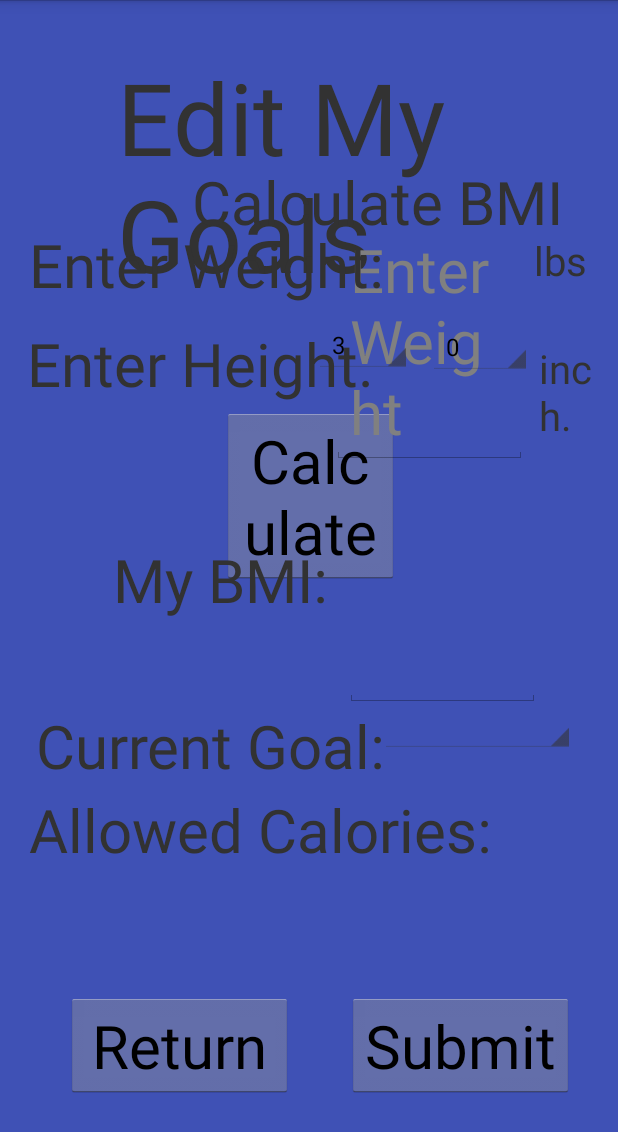
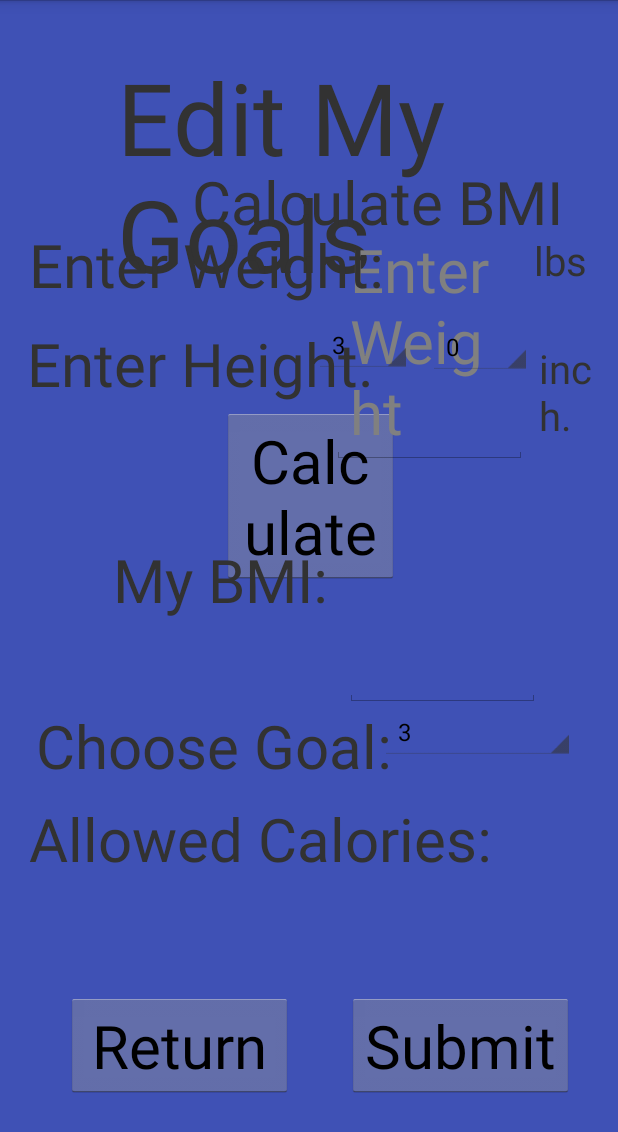
Before and after one commit to JasmineRobbie/Senior-Design-Deal-A-Meal, an Android app: the EditMyGoals screen opened directly, with no data from a screen before it, on a phone screen of 412 x 824 dp. Shown: the top 1132 px of the screen. Run offline under Robolectric (Android 15) with nearby library versions, the phone set to English and light mode, and no system bars.

Commit message:
Added goals spinner

```diff
--- a/app/src/main/java/com/NeuralNet/AzureCloud/EditMyGoals.java
+++ b/app/src/main/java/com/NeuralNet/AzureCloud/EditMyGoals.java
@@ -29,11 +29,12 @@ public class EditMyGoals extends Activity implements OnItemSelectedListener{
     Button editMyGoalsReturnBtn, calculateBMIbtn;
     EditText myWeightEditInput;
     TextView myNewCalculatedBMI;
-    Spinner myHeightFeetInput, myHeightInchesInput;
+    Spinner myHeightFeetInput, myHeightInchesInput, chooseGoalInput;
     double userHeight, userWeight, calculatedBMI;
 
     List<String> heightInFeet = new ArrayList<String>();
     List<String> heightInInches = new ArrayList<String>();
+    List<String> goals = new ArrayList<String>();
 
     @Override
     protected void onCreate(Bundle savedInstanceState) {
@@ -48,9 +49,11 @@ public class EditMyGoals extends Activity implements OnItemSelectedListener{
         //Spinner declaration
         myHeightFeetInput = findViewById(R.id.myHeightFeetInput);
         myHeightInchesInput = findViewById(R.id.myHeightInchesInput);
+        chooseGoalInput = findViewById(R.id.chooseGoalInput);
 
         myHeightFeetInput.setOnItemSelectedListener(this);
         myHeightInchesInput.setOnItemSelectedListener(this);
+        chooseGoalInput.setOnItemSelectedListener(this);
 
         // Spinner Drop down elements
         heightInFeet.add("3");
@@ -71,17 +74,30 @@ public class EditMyGoals extends Activity implements OnItemSelectedListener{
         heightInInches.add("10");
         heightInInches.add("11");
 
+        goals.add("3");
+        goals.add("4");
+        goals.add("5");
+        goals.add("6");
+        goals.add("7");
+        goals.add("8");
+        goals.add("9");
+        goals.add("10");
+        goals.add("11");
+
         // Creating adapter for spinner
         ArrayAdapter<String> dataAdapter = new ArrayAdapter<String>(this, android.R.layout.simple_spinner_item, heightInFeet);
         ArrayAdapter<String> dataAdapter2 = new ArrayAdapter<String>(this, android.R.layout.simple_spinner_item, heightInInches);
+        ArrayAdapter<String> dataAdapter3 = new ArrayAdapter<String>(this, android.R.layout.simple_spinner_item, goals);
 
         // Drop down layout style - list view with radio button
         dataAdapter.setDropDownViewResource(android.R.layout.simple_spinner_dropdown_item);
         dataAdapter2.setDropDownViewResource(android.R.layout.simple_spinner_dropdown_item);
+        dataAdapter3.setDropDownViewResource(android.R.layout.simple_spinner_dropdown_item);
 
         // attaching data adapter to spinner
         myHeightFeetInput.setAdapter(dataAdapter);
         myHeightInchesInput.setAdapter(dataAdapter2);
+        chooseGoalInput.setAdapter(dataAdapter3);
 
         //Return button
         calculateBMIbtn.setOnClickListener(new View.OnClickListener() {
--- a/app/src/main/res/layout/edit_my_goals.xml
+++ b/app/src/main/res/layout/edit_my_goals.xml
@@ -73,19 +73,6 @@
         android:textSize="60px" />
 
     <TextView
-        android:id="@+id/allowedCaloriesEditText"
-        android:layout_width="130dp"
-        android:layout_height="wrap_content"
-        android:layout_alignParentStart="true"
-        android:layout_alignParentLeft="true"
-        android:layout_alignParentTop="true"
-        android:layout_marginStart="249dp"
-        android:layout_marginLeft="249dp"
-        android:layout_marginTop="524dp"
-        android:text=" "
-        android:textSize="60px" />
-
-    <TextView
         android:id="@+id/allowedCalories"
         android:layout_width="wrap_content"
         android:layout_height="wrap_content"
@@ -94,8 +81,21 @@
         android:layout_alignParentTop="true"
         android:layout_marginStart="19dp"
         android:layout_marginLeft="19dp"
-        android:layout_marginTop="526dp"
+        android:layout_marginTop="532dp"
         android:text="Allowed Calories: "
+        android:textSize="60px" />
+
+    <TextView
+        android:id="@+id/allowedCaloriesUpdatedText"
+        android:layout_width="130dp"
+        android:layout_height="wrap_content"
+        android:layout_alignParentStart="true"
+        android:layout_alignParentLeft="true"
+        android:layout_alignParentTop="true"
+        android:layout_marginStart="252dp"
+        android:layout_marginLeft="252dp"
+        android:layout_marginTop="531dp"
+        android:text=" "
         android:textSize="60px" />
 
     <EditText
@@ -186,7 +186,7 @@
         android:textSize="60px" />
 
     <TextView
-        android:id="@+id/currentGoal"
+        android:id="@+id/chooseGoalText"
         android:layout_width="wrap_content"
         android:layout_height="wrap_content"
         android:layout_alignParentStart="true"
@@ -195,11 +195,11 @@
         android:layout_marginStart="24dp"
         android:layout_marginLeft="24dp"
         android:layout_marginTop="470dp"
-        android:text="Current Goal: "
+        android:text="Choose Goal: "
         android:textSize="60px" />
 
     <Spinner
-        android:id="@+id/myGoalEditText"
+        android:id="@+id/chooseGoalInput"
         android:layout_width="130dp"
         android:layout_height="wrap_content"
         android:layout_alignParentStart="true"
```
